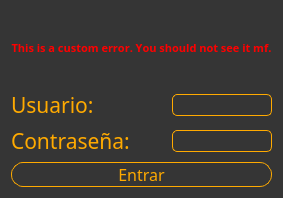
This is views/ui/login.ui in LuisUlloaC/GyManager as Qt 5 draws it before an edit. The edited form follows.
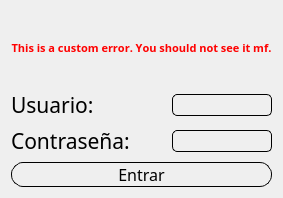
This is the edited form. Icons and pictures are not drawn.

What changed in the file:
```diff
--- a/views/ui/login.ui
+++ b/views/ui/login.ui
@@ -26,17 +26,8 @@
    <string>Dialog</string>
   </property>
   <property name="styleSheet">
-   <string notr="true">QDialog {
-	background-image: url(:/assets/background.svg);
-	background-color: rgb(53, 53, 53);
-	background-repeat: no-repeat;
-	background-position: center;
-}
-
-
-QPushButton {
-	background-color: rgb(53, 53, 53);
-	color: rgb(255,170,0);
+   <string notr="true">QPushButton {
+	color: black;
 	border-radius: 12px;
 }</string>
   </property>
@@ -254,9 +245,6 @@
            <pointsize>16</pointsize>
           </font>
          </property>
-         <property name="styleSheet">
-          <string notr="true">color:rgb(255,170,0);</string>
-         </property>
          <property name="text">
           <string>Usuario:</string>
          </property>
@@ -285,10 +273,9 @@
          <property name="styleSheet">
           <string notr="true">border-style: solid;
 border-width: 1px;
-border-color: rgb(255,170,0);
+border-color: black;
 border-radius: 5px;
-background-color: transparent;
-color:rgb(255,170,0);</string>
+background-color: transparent;</string>
          </property>
          <property name="alignment">
           <set>Qt::AlignCenter</set>
@@ -307,9 +294,6 @@
            <pointsize>16</pointsize>
           </font>
          </property>
-         <property name="styleSheet">
-          <string notr="true">color:rgb(255,170,0);</string>
-         </property>
          <property name="text">
           <string>Contraseña:</string>
          </property>
@@ -338,10 +322,9 @@
          <property name="styleSheet">
           <string notr="true">border-style: solid;
 border-width: 1px;
-border-color: rgb(255,170,0);
+border-color: black;
 border-radius: 5px;
-background-color: transparent;
-color:rgb(255,170,0);</string>
+background-color: transparent;</string>
          </property>
          <property name="echoMode">
           <enum>QLineEdit::Password</enum>
@@ -364,7 +347,7 @@
        <property name="styleSheet">
         <string notr="true">border-style: solid;
 border-width: 1px;
-border-color: rgb(255,170,0);</string>
+border-color: black;</string>
        </property>
        <property name="text">
         <string>Entrar</string>
```
Left out of the diff: 6 changed lines with no effect on the pictures.
